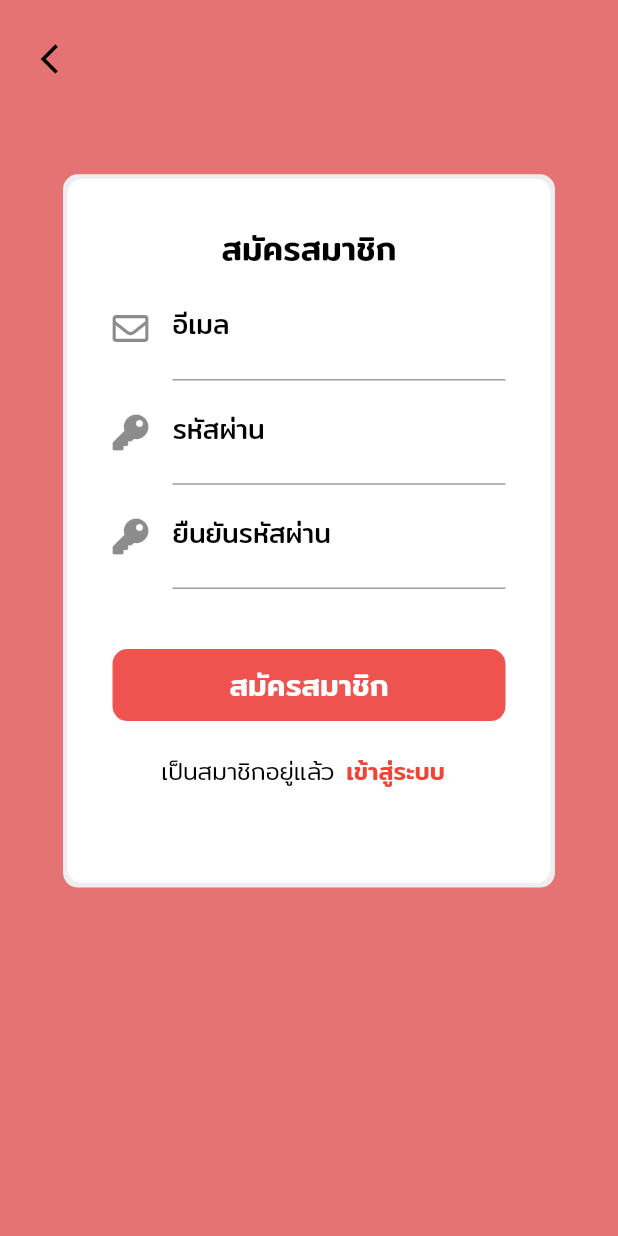
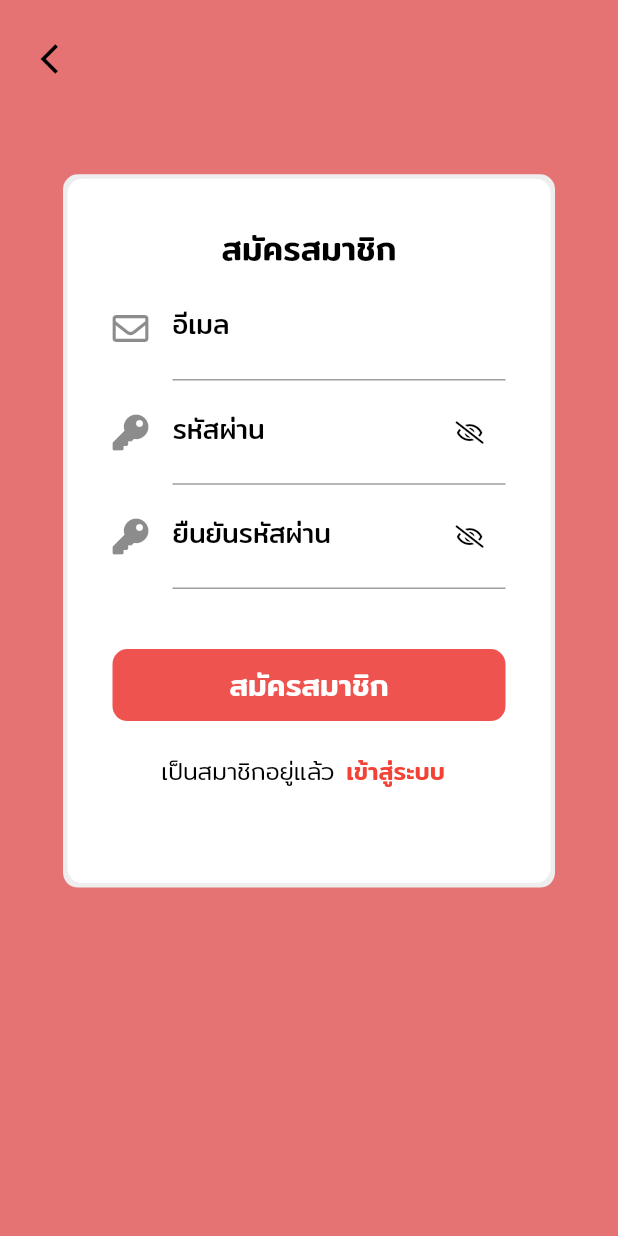
Before and after one commit to armnutthapon/Project_LittlePaw, a Flutter app: the Register screen opened directly, on a phone screen of 412 x 824 dp. Run offline on Flutter 3.47's test engine with Material 2 defaults, Android fonts, the phone set to English and light mode, and no system bars; our stand-ins replace carousel_slider, firebase_auth, firebase_core, font_awesome_flutter, google_sign_in, table_calendar; accounts and stored records are empty; network calls fail.

Commit message:
add show/hide password

```diff
--- a/lib/screen/authentication/register.dart
+++ b/lib/screen/authentication/register.dart
@@ -19,6 +19,14 @@ class _RegisterState extends State<Register> {
   var _passwordController = TextEditingController();
   var _confirmPasswordController = TextEditingController();
   final _formkey = GlobalKey<FormState>();
+
+  bool _obscureText = true;
+
+  void _toggle() {
+    setState(() {
+      _obscureText = !_obscureText;
+    });
+  }
 
   @override
   void initState() {
@@ -116,10 +124,20 @@ class _RegisterState extends State<Register> {
                                         fontSize: 18,
                                         fontWeight: FontWeight.w400,
                                         fontFamily: 'Mitr'),
-                                    obscureText: true,
+                                    obscureText: _obscureText,
                                     decoration: InputDecoration(
                                       icon: Icon(
                                         FontAwesomeIcons.key,
+                                      ),
+                                      suffixIcon: InkWell(
+                                        onTap: _toggle,
+                                        child: Icon(
+                                          _obscureText
+                                              ? FontAwesomeIcons.eyeSlash
+                                              : FontAwesomeIcons.eye,
+                                          size: 15.0,
+                                          color: Colors.black,
+                                        ),
                                       ),
                                       labelText: 'รหัสผ่าน',
                                       labelStyle: TextStyle(
@@ -143,10 +161,20 @@ class _RegisterState extends State<Register> {
                                         fontSize: 18,
                                         fontWeight: FontWeight.w400,
                                         fontFamily: 'Mitr'),
-                                    obscureText: true,
+                                    obscureText: _obscureText,
                                     decoration: InputDecoration(
                                       icon: Icon(
                                         FontAwesomeIcons.key,
+                                      ),
+                                      suffixIcon: InkWell(
+                                        onTap: _toggle,
+                                        child: Icon(
+                                          _obscureText
+                                              ? FontAwesomeIcons.eyeSlash
+                                              : FontAwesomeIcons.eye,
+                                          size: 15.0,
+                                          color: Colors.black,
+                                        ),
                                       ),
                                       labelText: 'ยืนยันรหัสผ่าน',
                                       labelStyle: TextStyle(
@@ -196,7 +224,8 @@ class _RegisterState extends State<Register> {
                                               ? CircularProgressIndicator(
                                                   valueColor:
                                                       new AlwaysStoppedAnimation<
-                                                          Color>(Colors.white),
+                                                              Color>(
+                                                          Colors.red.shade300),
                                                 )
                                               : Text(
                                                   'สมัครสมาชิก',
```
Also changed, not shown: lib/screen/authentication/login.dart (+22 -3 lines).
